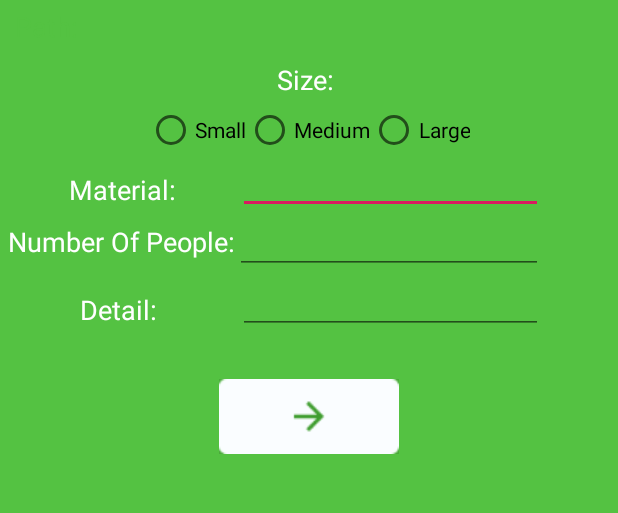
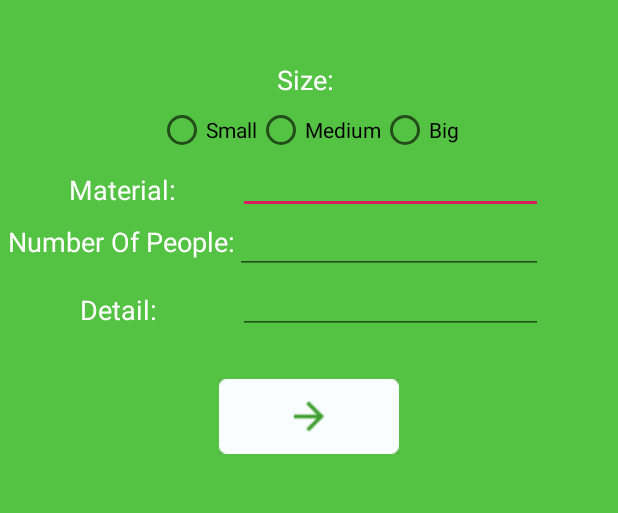
Before and after one commit to dieuhien1036/Uberwasted_Done_Cap2, an Android app: the ReportActivity screen opened directly, with no data from a screen before it, on a phone screen of 412 x 824 dp, the part 375-888 px from its top. Run offline under Robolectric (Android 15) with nearby library versions, the phone set to English and light mode, and no system bars; our stand-ins replace Volley; libraries missing offline, so code that uses them is left out: net.gotev.uploadservice; 1 statement that could not run was skipped.

Commit message:
fix UI report

```diff
--- a/app/src/main/res/layout/report_activity.xml
+++ b/app/src/main/res/layout/report_activity.xml
@@ -149,7 +149,7 @@
                 android:layout_width="wrap_content"
                 android:layout_height="wrap_content"
                 android:gravity="center"
-                android:text="Large" />
+                android:text="Big" />
         </RadioGroup>
     </LinearLayout>
 
```
Also changed, not shown: app/src/main/java/com/example/ggmap_getlocationtextview/ReportActivity.java (+2 -22 lines).
